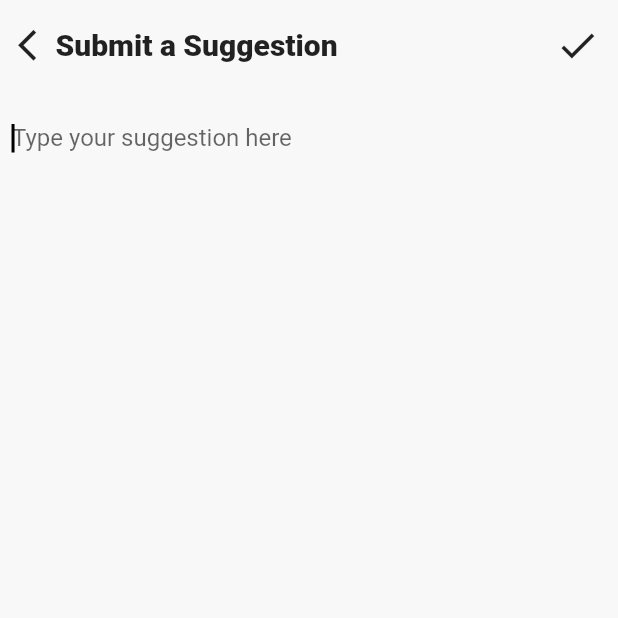
After one commit to eugrro/teamtext, a Flutter app: the SuggestionPage screen opened directly, on a phone screen of 412 x 824 dp, the top half of it. The commit adds this screen. Run offline on Flutter 3.47's test engine with Material 2 defaults, Android fonts, the phone set to English and light mode, and no system bars; our stand-ins replace dio, firebase_auth, firebase_core, persistent_bottom_nav_bar, qr_flutter, shared_preferences; accounts and stored records are empty.

Commit message:
added suggestion page

```diff
--- a/lib/settings_screen.dart
+++ b/lib/settings_screen.dart
@@ -2,6 +2,7 @@
 
 import 'package:flutter/material.dart';
 import 'package:teamtext/start_page.dart';
+import 'package:teamtext/suggestion_page.dart';
 //import 'package:klip/currentUser.dart' as currentUser;
 import 'constants.dart' as Constants;
 import 'package:firebase_auth/firebase_auth.dart';
@@ -59,7 +60,17 @@ class _SettingsScreenState extends State<SettingsScreen> {
           bodyInfo("I Have a Privacy Question", ""),
           title("Feedback"),
           bodyInfo("I Spotted a Bug", ""),
-          bodyInfo("I Have a Suggestion", ""),
+          GestureDetector(
+            onTap: () {
+              pushNewScreen(
+                context,
+                screen: SuggestionPage(),
+                withNavBar: false,
+                pageTransitionAnimation: PageTransitionAnimation.cupertino,
+              );
+            },
+            child: bodyInfo("I Have a Suggestion", ""),
+          ),
           bodyInfo("Request a Feature", ""),
           title("Privacy"),
           bodyInfo("Privacy Policy", ""),
--- /dev/null
+++ b/lib/suggestion_page.dart
@@ -0,0 +1,97 @@
+// ignore_for_file: prefer_const_literals_to_create_immutables, prefer_const_constructors, library_prefixes, unused_import
+
+import 'package:flutter/material.dart';
+//import 'package:klip/currentUser.dart' as currentUser;
+import 'constants.dart' as Constants;
+
+class SuggestionPage extends StatefulWidget {
+  const SuggestionPage({Key? key}) : super(key: key);
+
+  @override
+  _SuggestionPageState createState() => _SuggestionPageState();
+}
+
+class _SuggestionPageState extends State<SuggestionPage> {
+  TextEditingController suggestionController = TextEditingController();
+  @override
+  void initState() {
+    super.initState();
+  }
+
+  @override
+  void dispose() {
+    super.dispose();
+  }
+
+  @override
+  Widget build(BuildContext context) {
+    return GestureDetector(
+      onTap: () {
+        FocusScope.of(context).unfocus();
+      },
+      child: Padding(
+        padding: EdgeInsets.only(top: MediaQuery.of(context).padding.top),
+        child: Scaffold(
+          body: Column(
+            children: [
+              SizedBox(
+                height: 60,
+                child: Padding(
+                  padding: const EdgeInsets.all(12.0),
+                  child: Row(
+                    mainAxisAlignment: MainAxisAlignment.spaceBetween,
+                    children: [
+                      Row(
+                        children: [
+                          GestureDetector(
+                            onTap: () {
+                              Navigator.of(context).pop();
+                            },
+                            child: Icon(
+                              Icons.arrow_back_ios,
+                              size: 25,
+                            ),
+                          ),
+                          Text(
+                            "Submit a Suggestion",
+                            style: TextStyle(fontSize: 20, fontWeight: FontWeight.w900),
+                          )
+                        ],
+                      ),
+                      GestureDetector(
+                        onTap: () {
+                          Navigator.of(context).pop();
+                        },
+                        child: Icon(
+                          Icons.check,
+                          size: 30,
+                        ),
+                      ),
+                    ],
+                  ),
+                ),
+              ),
+              Padding(
+                padding: const EdgeInsets.all(8.0),
+                child: TextField(
+                  controller: suggestionController,
+                  cursorColor: Colors.black,
+                  autofocus: true,
+                  style: TextStyle(fontSize: 16),
+                  decoration: InputDecoration(
+                    hintText: "Type your suggestion here",
+                    labelStyle: TextStyle(fontSize: 16),
+                    fillColor: Colors.white,
+                    focusColor: Colors.black,
+                    focusedBorder: InputBorder.none,
+                    border: InputBorder.none,
+                  ),
+                ),
+              ),
+            ],
+          ),
+        ),
+      ),
+    );
+  }
+}
--- a/lib/zzzzz.dart
+++ b/lib/zzzzz.dart
@@ -1,7 +1,6 @@
 // ignore_for_file: prefer_const_literals_to_create_immutables, prefer_const_constructors, library_prefixes, unused_import
 
 import 'package:flutter/material.dart';
-import 'package:flutter_local_notifications/flutter_local_notifications.dart';
 //import 'package:klip/currentUser.dart' as currentUser;
 import 'constants.dart' as Constants;
 
```
